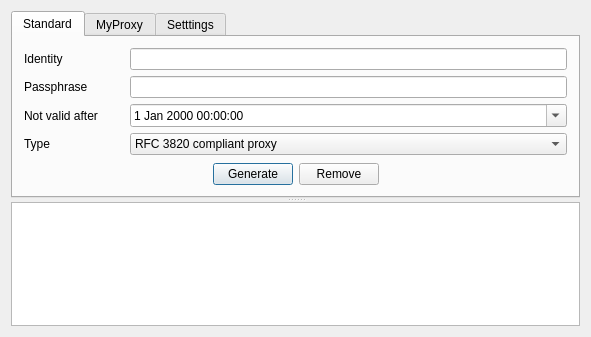
First picture: the form in src/arcproxy-ui/mainwindow.ui, repository jonaslindemann/arc-gui-clients, before the edit.
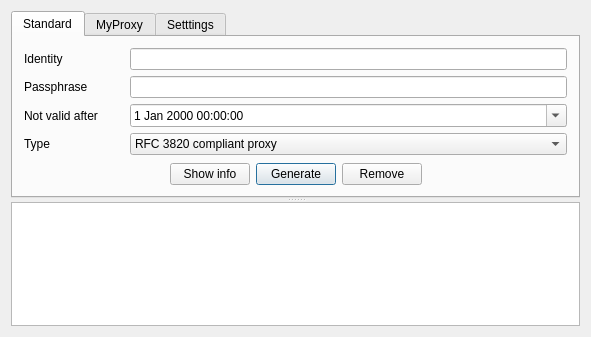
Second picture: the form after the edit.

```diff
--- a/src/arcproxy-ui/mainwindow.ui
+++ b/src/arcproxy-ui/mainwindow.ui
@@ -186,6 +186,13 @@
                </property>
               </spacer>
              </item>
+             <item>
+              <widget class="QPushButton" name="infoButton">
+               <property name="text">
+                <string>Show info</string>
+               </property>
+              </widget>
+             </item>
              <item>
               <widget class="QPushButton" name="generateButton">
                <property name="text">
```
